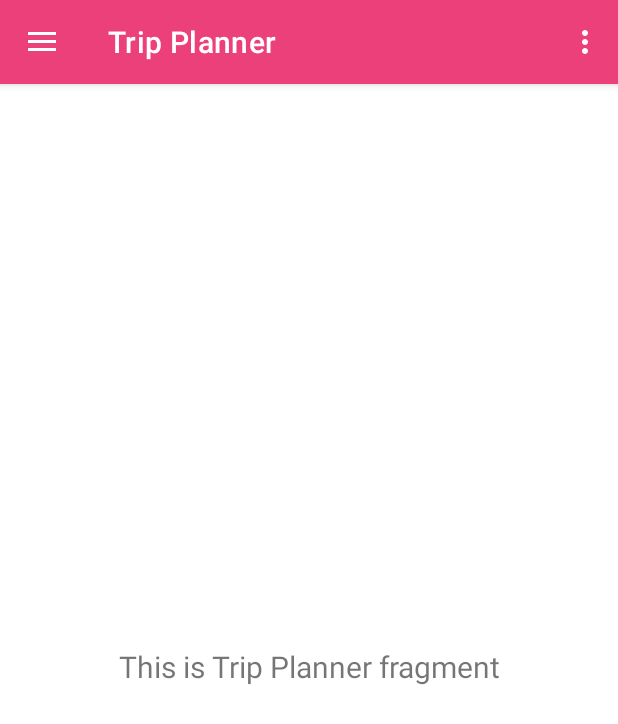
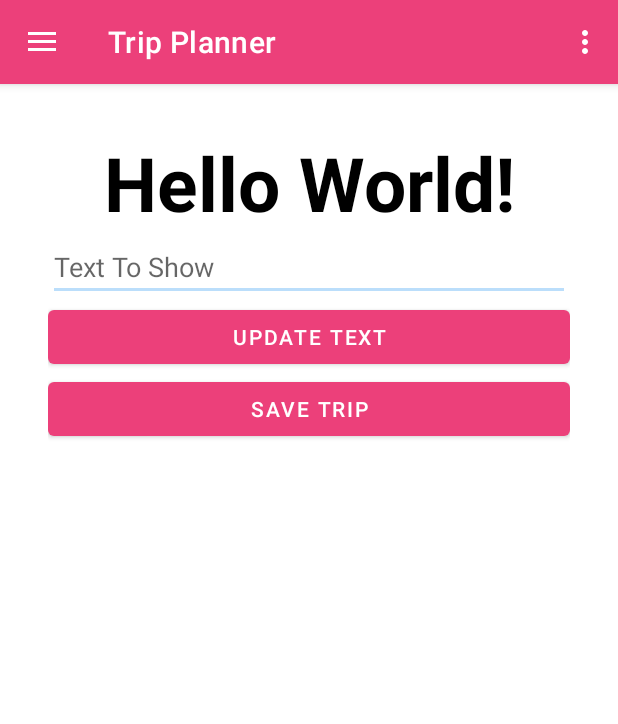
Before and after one commit to ShaniHalali/Wander-and-Go-travel-management-app, an Android app: the MainActivity screen opened directly, with no data from a screen before it, in the side drawer, after a tap on "Trip Planner", on a phone screen of 412 x 824 dp. Shown: the top 724 px of the screen. Run offline under Robolectric (Android 15) with nearby library versions, the phone set to English and light mode, and no system bars; our stand-ins replace Firebase (no records; nobody signed in at launch, a user with empty details on screens opened directly), navigation-ui.

Commit message:
DB update title and save trip

```diff
--- a/app/build.gradle.kts
+++ b/app/build.gradle.kts
@@ -53,6 +53,9 @@ dependencies {
     //firebase Authentication:
     implementation (libs.firebase.ui.auth)
 
+    //Database
+    implementation(libs.firebase.database)
+
     //Lottie
     implementation(libs.lottie)
 }
--- a/app/src/main/java/com/example/myapplication/ui/tripPlanner/TripPlannerFragment.java
+++ b/app/src/main/java/com/example/myapplication/ui/tripPlanner/TripPlannerFragment.java
@@ -5,28 +5,92 @@ import android.view.LayoutInflater;
 import android.view.View;
 import android.view.ViewGroup;
 import android.widget.TextView;
+import android.widget.Toast;
 
 import androidx.annotation.NonNull;
 import androidx.fragment.app.Fragment;
 import androidx.lifecycle.ViewModelProvider;
 
+import com.example.myapplication.Data.DataManager;
 import com.example.myapplication.databinding.FragmentTripPlannerBinding;
+import com.google.android.material.button.MaterialButton;
+import com.google.android.material.textfield.TextInputEditText;
+import com.google.firebase.database.DataSnapshot;
+import com.google.firebase.database.DatabaseError;
+import com.google.firebase.database.DatabaseReference;
+import com.google.firebase.database.FirebaseDatabase;
+import com.google.firebase.database.ValueEventListener;
 
 public class TripPlannerFragment extends Fragment {
 
     private FragmentTripPlannerBinding binding;
+    private TextInputEditText main_ET_text;
+    private MaterialButton main_BTN_updateText;
+    private MaterialButton main_BTN_save;
+    private TextView main_LBL_title;
 
     public View onCreateView(@NonNull LayoutInflater inflater,
                              ViewGroup container, Bundle savedInstanceState) {
-        TripPlannerViewModel slideshowViewModel =
+        TripPlannerViewModel tripPlannerViewModel =
                 new ViewModelProvider(this).get(TripPlannerViewModel.class);
 
         binding = FragmentTripPlannerBinding.inflate(inflater, container, false);
         View root = binding.getRoot();
 
-        final TextView textView = binding.textTripPlanner;
-        slideshowViewModel.getText().observe(getViewLifecycleOwner(), textView::setText);
+        main_ET_text = binding.mainETText;
+        main_BTN_updateText = binding.mainBTNUpdateText;
+        main_BTN_save = binding.mainBTNSave;
+        main_LBL_title = binding.mainLBLTitle;
+
+        //tripPlannerViewModel.getText().observe(getViewLifecycleOwner(), main_LBL_title::setText);
+        updateTitleFromDB();
+
+        main_BTN_updateText.setOnClickListener(v -> {
+            String text = main_ET_text.getText().toString();
+            if (!text.isEmpty()) {
+                setLable(text);
+                updateTitleFromDB();
+            } else {
+                Toast.makeText(getContext(), "Text field is empty", Toast.LENGTH_SHORT).show();
+            }
+        });
+
+        main_BTN_save.setOnClickListener(v -> {
+            saveDataToFirebase();
+            Toast.makeText(getContext(), "Data Saved", Toast.LENGTH_SHORT).show();
+        });
+
+
+
         return root;
+    }
+
+    private void updateTitleFromDB() {
+        DatabaseReference titleRef = FirebaseDatabase.getInstance().getReference("title");
+        //  titleRef.addListenerForSingleValueEvent( //For one time fetching from DB
+        titleRef.addValueEventListener(new ValueEventListener() {
+            @Override
+            public void onDataChange(@NonNull DataSnapshot snapshot) {
+                String value = snapshot.getValue(String.class);
+                if (value == null || value.equals("")) {
+                    main_LBL_title.setText("Hello World!");
+                } else {
+                    main_LBL_title.setText(value);
+                }
+            }
+
+            @Override
+            public void onCancelled(@NonNull DatabaseError error) {
+                Toast.makeText(getContext(), "Failed to load title: " + error.getMessage(), Toast.LENGTH_SHORT).show();
+            }
+        });
+    }
+
+
+    private void setLable(String string) {
+        FirebaseDatabase database = FirebaseDatabase.getInstance();
+        DatabaseReference myRef = database.getReference("title");
+        myRef.setValue(string);
     }
 
     @Override
@@ -34,4 +98,18 @@ public class TripPlannerFragment extends Fragment {
         super.onDestroyView();
         binding = null;
     }
+
+    private void saveDataToFirebase() {
+        FirebaseDatabase database = FirebaseDatabase.getInstance();
+        DatabaseReference myRef = database.getReference("trips");
+
+        myRef.setValue(DataManager.creatrTripsWithDailySchedules())
+                .addOnCompleteListener(task -> {
+                    if (task.isSuccessful()) {
+                        Toast.makeText(getContext(), "Data successfully saved", Toast.LENGTH_SHORT).show();
+                    } else {
+                        Toast.makeText(getContext(), "Failed to save data: " + task.getException().getMessage(), Toast.LENGTH_SHORT).show();
+                    }
+                });
+    }
 }
--- a/app/src/main/java/com/example/myapplication/ui/tripPlanner/TripPlannerViewModel.java
+++ b/app/src/main/java/com/example/myapplication/ui/tripPlanner/TripPlannerViewModel.java
@@ -10,7 +10,7 @@ public class TripPlannerViewModel extends ViewModel {
 
     public TripPlannerViewModel() {
         mText = new MutableLiveData<>();
-        mText.setValue("This is Trip Planner fragment");
+      //  mText.setValue("This is Trip Planner fragment");
     }
 
     public LiveData<String> getText() {
--- a/app/src/main/res/layout/activity_lottie_splash.xml
+++ b/app/src/main/res/layout/activity_lottie_splash.xml
@@ -5,7 +5,7 @@
     android:id="@+id/main"
     android:layout_width="match_parent"
     android:layout_height="match_parent"
-    android:background="@color/white"
+    android:background="@color/blue_sky"
     tools:context=".LottieSplashActivity"
     >
 
--- a/app/src/main/res/layout/fragment_trip_planner.xml
+++ b/app/src/main/res/layout/fragment_trip_planner.xml
@@ -1,22 +1,39 @@
 <?xml version="1.0" encoding="utf-8"?>
-<androidx.constraintlayout.widget.ConstraintLayout xmlns:android="http://schemas.android.com/apk/res/android"
+<androidx.appcompat.widget.LinearLayoutCompat xmlns:android="http://schemas.android.com/apk/res/android"
     xmlns:app="http://schemas.android.com/apk/res-auto"
     xmlns:tools="http://schemas.android.com/tools"
+    android:id="@+id/main"
     android:layout_width="match_parent"
     android:layout_height="match_parent"
-    tools:context=".ui.tripPlanner.TripPlannerFragment">
+    android:orientation="vertical"
+    android:padding="32dp"
+    tools:context=".MainActivity">
 
-    <TextView
-        android:id="@+id/text_trip_planner"
+    <com.google.android.material.textview.MaterialTextView
+        android:id="@+id/main_LBL_title"
         android:layout_width="match_parent"
         android:layout_height="wrap_content"
-        android:layout_marginStart="8dp"
-        android:layout_marginTop="8dp"
-        android:layout_marginEnd="8dp"
-        android:textAlignment="center"
-        android:textSize="20sp"
-        app:layout_constraintBottom_toBottomOf="parent"
-        app:layout_constraintEnd_toEndOf="parent"
-        app:layout_constraintStart_toStartOf="parent"
-        app:layout_constraintTop_toTopOf="parent" />
-</androidx.constraintlayout.widget.ConstraintLayout>
+        android:gravity="center"
+        android:textSize="50sp"
+        android:textStyle="bold"
+        android:textColor="@color/black"/>
+
+    <com.google.android.material.textfield.TextInputEditText
+        android:id="@+id/main_ET_text"
+        android:layout_width="match_parent"
+        android:layout_height="wrap_content"
+        android:hint="Text To Show"
+        android:inputType="text"
+        />
+    <com.google.android.material.button.MaterialButton
+        android:id="@+id/main_BTN_updateText"
+        android:layout_width="match_parent"
+        android:layout_height="wrap_content"
+        android:text="Update Text" />
+    <com.google.android.material.button.MaterialButton
+        android:id="@+id/main_BTN_save"
+        android:layout_width="match_parent"
+        android:layout_height="wrap_content"
+        android:text="Save trip" />
+
+</androidx.appcompat.widget.LinearLayoutCompat>
--- a/app/src/main/res/values/colors.xml
+++ b/app/src/main/res/values/colors.xml
@@ -11,4 +11,6 @@
     <color name="pink_100">#F8BBD0</color>
     <color name="light_blue_50">#E3F2FD</color>
     <color name="blue_100">#BBDEFB</color>
+    <color name="blue_sky2">#84FFFF</color>
+    <color name="blue_sky">#E5FFFF</color>
 </resources>
--- a/gradle/libs.versions.toml
+++ b/gradle/libs.versions.toml
@@ -32,6 +32,7 @@ navigation-fragment = { group = "androidx.navigation", name = "navigation-fragme
 navigation-ui = { group = "androidx.navigation", name = "navigation-ui", version.ref = "navigationUi" }
 activity = { group = "androidx.activity", name = "activity", version.ref = "activity" }
 lottie={module = "com.airbnb.android:lottie" , version.ref = "lottie"}
+firebase-database = { module = "com.google.firebase:firebase-database" }
 
 [plugins]
 androidApplication = { id = "com.android.application", version.ref = "agp" }
```
Also changed, not shown: app/src/main/java/com/example/myapplication/Data/DataManager.java (added, +39 -0 lines), app/src/main/java/com/example/myapplication/MainActivity.java (+7 -0 lines), app/src/main/java/com/example/myapplication/Models/DailySchedule.java (added, +59 -0 lines), app/src/main/java/com/example/myapplication/Models/Flight.java (added, +115 -0 lines), app/src/main/java/com/example/myapplication/Models/Trips.java (added, +37 -0 lines), app/src/main/res/drawable/pink_beach.png (added).
